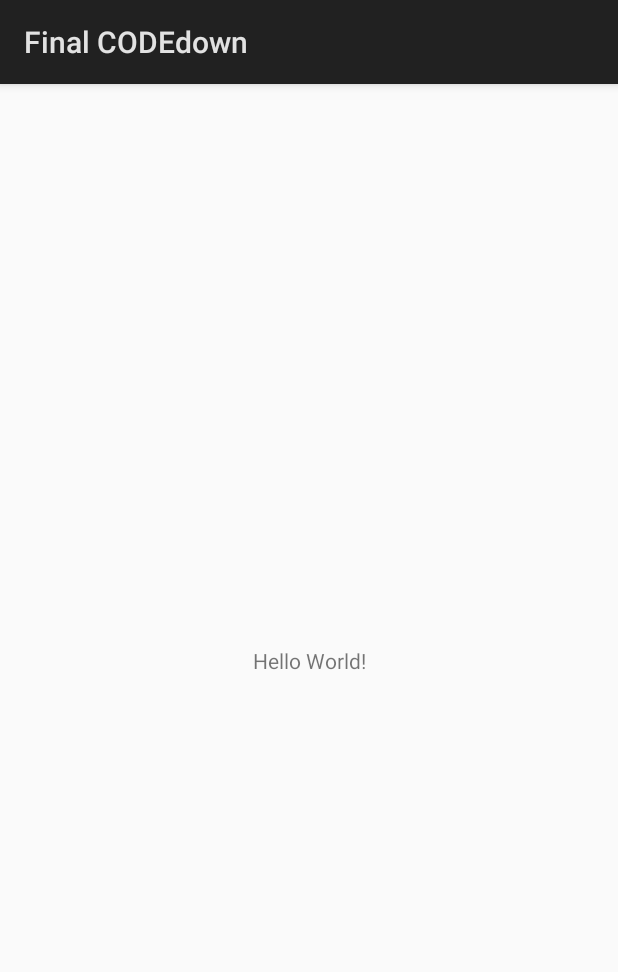
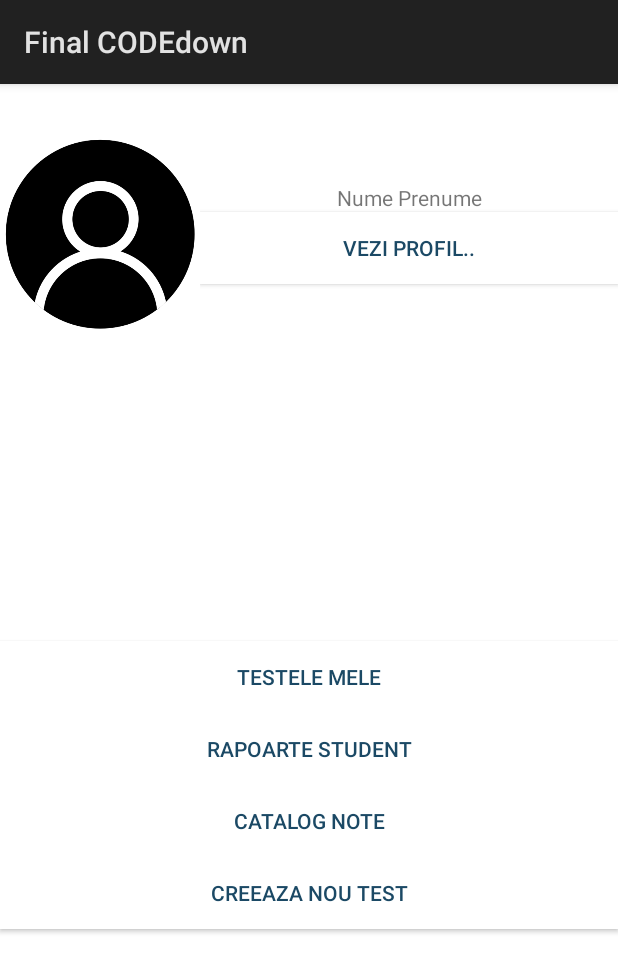
Before and after one commit to georgipaler/FinalCODEdown, an Android app: the screen it shows after launch (MainActivity before the commit, Meniu after it), on a phone screen of 412 x 824 dp. Shown: the top 972 px of the screen. Run offline under Robolectric (Android 15) with nearby library versions, the phone set to English and light mode, and no system bars.

Commit message:
pagina de Meniu

```diff
--- a/app/build.gradle
+++ b/app/build.gradle
@@ -21,6 +21,7 @@ android {
 dependencies {
     implementation fileTree(dir: 'libs', include: ['*.jar'])
     implementation 'com.android.support.constraint:constraint-layout:1.1.3'
+    implementation 'com.android.support:appcompat-v7:28.0.0'
     testImplementation 'junit:junit:4.12'
     androidTestImplementation 'com.android.support.test:runner:1.0.2'
     androidTestImplementation 'com.android.support.test.espresso:espresso-core:3.0.2'
--- a/app/src/main/AndroidManifest.xml
+++ b/app/src/main/AndroidManifest.xml
@@ -9,13 +9,14 @@
         android:roundIcon="@mipmap/ic_launcher_round"
         android:supportsRtl="true"
         android:theme="@style/AppTheme">
-        <activity android:name=".MainActivity">
+        <activity android:name=".Meniu">
             <intent-filter>
                 <action android:name="android.intent.action.MAIN" />
 
                 <category android:name="android.intent.category.LAUNCHER" />
             </intent-filter>
         </activity>
+        <!--<activity android:name=".Meniu"></activity>-->
     </application>
 
 </manifest>
--- /dev/null
+++ b/app/src/main/java/com/example/android/myapplication/Meniu.java
@@ -0,0 +1,14 @@
+package com.example.android.myapplication;
+
+import android.app.Activity;
+import android.support.v7.app.AppCompatActivity;
+import android.os.Bundle;
+
+public class Meniu extends Activity {
+
+    @Override
+    protected void onCreate(Bundle savedInstanceState) {
+        super.onCreate(savedInstanceState);
+        setContentView(R.layout.activity_meniu);
+    }
+}
--- /dev/null
+++ b/app/src/main/res/layout/activity_meniu.xml
@@ -0,0 +1,94 @@
+<?xml version="1.0" encoding="utf-8"?>
+<LinearLayout xmlns:android="http://schemas.android.com/apk/res/android"
+    xmlns:app="http://schemas.android.com/apk/res-auto"
+    xmlns:tools="http://schemas.android.com/tools"
+    android:layout_width="match_parent"
+    android:layout_height="match_parent"
+    android:orientation="vertical"
+    tools:context=".Meniu"
+    android:background="#fff">
+
+    <LinearLayout
+        android:id="@+id/profile"
+        android:orientation="horizontal"
+        android:gravity="center_horizontal"
+        android:layout_width="match_parent"
+        android:layout_height="wrap_content"
+        android:paddingTop="50px">
+        <ImageView
+            android:layout_width="200px"
+            android:layout_height="200px"
+            android:background="@drawable/img"
+            android:paddingLeft="50px"/>
+
+        <LinearLayout
+            android:id="@+id/infoProfile"
+            android:layout_width="match_parent"
+            android:layout_height="match_parent"
+            android:orientation="vertical"
+            android:gravity="center">
+
+            <TextView
+                android:id="@+id/infoText"
+                android:layout_width="match_parent"
+                android:layout_height="wrap_content"
+                android:gravity="center"
+                android:text="Nume Prenume"/>
+
+
+            <Button
+                android:id="@+id/profilulMeu"
+                android:layout_width="match_parent"
+                android:layout_height="wrap_content"
+                android:gravity="center"
+                android:text="@string/profilulMeu"
+                android:textColor="#1B4965"
+                android:background="#fff"/>
+        </LinearLayout>
+    </LinearLayout>
+
+    <LinearLayout
+        android:id="@+id/groupNumbers"
+        android:orientation="vertical"
+        android:gravity="center_vertical"
+        android:layout_weight="0.7"
+        android:layout_width="match_parent"
+        android:layout_height="wrap_content">
+
+
+        <Button
+            android:id="@+id/testeleMele"
+            android:layout_width="match_parent"
+            android:layout_height="wrap_content"
+            android:text="@string/testeleMele"
+            android:textColor="#1B4965"
+            android:background="#fff"/>
+        <Button
+            android:id="@+id/rapoarte"
+            android:layout_width="match_parent"
+            android:layout_height="wrap_content"
+            android:text="@string/rapoarteStudent"
+            android:textColor="#1B4965"
+            android:background="#fff"/>
+
+        <Button
+            android:id="@+id/catalog"
+            android:layout_width="match_parent"
+            android:layout_height="wrap_content"
+            android:text="@string/catalogNote"
+            android:textColor="#1B4965"
+            android:background="#fff"/>
+
+        <Button
+            android:id="@+id/creazaTest"
+            android:layout_width="match_parent"
+            android:layout_height="wrap_content"
+            android:text="@string/creeazaTest"
+            android:textColor="#1B4965"
+            android:background="#fff"/>
+
+
+
+    </LinearLayout>
+
+</LinearLayout>
--- a/app/src/main/res/values/strings.xml
+++ b/app/src/main/res/values/strings.xml
@@ -1,3 +1,11 @@
 <resources>
     <string name="app_name">Final CODEdown</string>
+    <string name="menu">Meniu</string>
+
+    //menu items
+    <string name="profilulMeu">Vezi profil..</string>
+    <string name="testeleMele">Testele mele</string>
+    <string name="rapoarteStudent">Rapoarte student</string>
+    <string name="catalogNote">Catalog note</string>
+    <string name="creeazaTest">Creeaza nou test</string>
 </resources>
--- a/build.gradle
+++ b/build.gradle
@@ -7,7 +7,7 @@ buildscript {
         jcenter()
     }
     dependencies {
-        classpath 'com.android.tools.build:gradle:3.1.2'
+        classpath 'com.android.tools.build:gradle:3.2.1'
 
 
         // NOTE: Do not place your application dependencies here; they belong
```
Also changed, not shown: app/src/main/res/drawable/img.png (added), gradle/wrapper/gradle-wrapper.properties.
